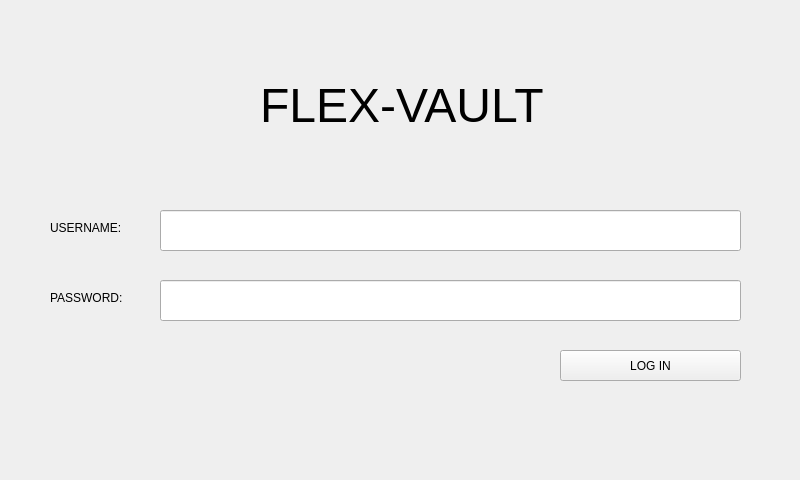
The window that FlexVault_Qt/login.ui (andreaslydemann/FlexVault) describes before a commit, drawn with Qt 5.
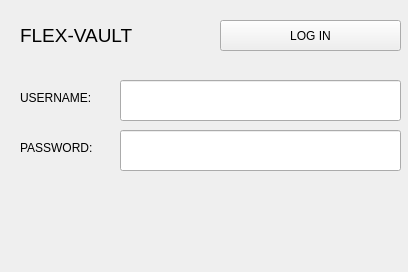
The same window after the commit. Custom widgets are drawn as their Qt base class.

```diff
--- a/FlexVault_Qt/login.ui
+++ b/FlexVault_Qt/login.ui
@@ -6,8 +6,8 @@
    <rect>
     <x>0</x>
     <y>0</y>
-    <width>800</width>
-    <height>480</height>
+    <width>408</width>
+    <height>272</height>
    </rect>
   </property>
   <property name="windowTitle">
@@ -19,8 +19,8 @@
   <widget class="QPushButton" name="loginButton">
    <property name="geometry">
     <rect>
-     <x>560</x>
-     <y>350</y>
+     <x>220</x>
+     <y>20</y>
      <width>181</width>
      <height>31</height>
     </rect>
@@ -32,9 +32,9 @@
   <widget class="QLineEdit" name="idLineEdit">
    <property name="geometry">
     <rect>
-     <x>160</x>
-     <y>210</y>
-     <width>581</width>
+     <x>120</x>
+     <y>80</y>
+     <width>281</width>
      <height>41</height>
     </rect>
    </property>
@@ -42,9 +42,9 @@
   <widget class="QLineEdit" name="passwordLineEdit">
    <property name="geometry">
     <rect>
-     <x>160</x>
-     <y>280</y>
-     <width>581</width>
+     <x>120</x>
+     <y>130</y>
+     <width>281</width>
      <height>41</height>
     </rect>
    </property>
@@ -55,8 +55,8 @@
   <widget class="QLabel" name="idLabel">
    <property name="geometry">
     <rect>
-     <x>50</x>
-     <y>220</y>
+     <x>20</x>
+     <y>90</y>
      <width>91</width>
      <height>16</height>
     </rect>
@@ -68,8 +68,8 @@
   <widget class="QLabel" name="passwordLabel">
    <property name="geometry">
     <rect>
-     <x>50</x>
-     <y>290</y>
+     <x>20</x>
+     <y>140</y>
      <width>111</width>
      <height>16</height>
     </rect>
@@ -81,9 +81,9 @@
   <widget class="QLabel" name="flexVaultLabel">
    <property name="geometry">
     <rect>
-     <x>260</x>
-     <y>70</y>
-     <width>371</width>
+     <x>20</x>
+     <y>0</y>
+     <width>161</width>
      <height>71</height>
     </rect>
    </property>
@@ -93,16 +93,16 @@
     </font>
    </property>
    <property name="text">
-    <string>FLEX-VAULT</string>
+    <string>&lt;html&gt;&lt;head/&gt;&lt;body&gt;&lt;p&gt;&lt;span style=&quot; font-size:14pt;&quot;&gt;FLEX-VAULT&lt;/span&gt;&lt;/p&gt;&lt;/body&gt;&lt;/html&gt;</string>
    </property>
   </widget>
   <widget class="qvirtualkeyboard" name="virtualKeyboard" native="true">
    <property name="geometry">
     <rect>
      <x>0</x>
-     <y>330</y>
-     <width>801</width>
-     <height>151</height>
+     <y>190</y>
+     <width>411</width>
+     <height>81</height>
     </rect>
    </property>
   </widget>
```
